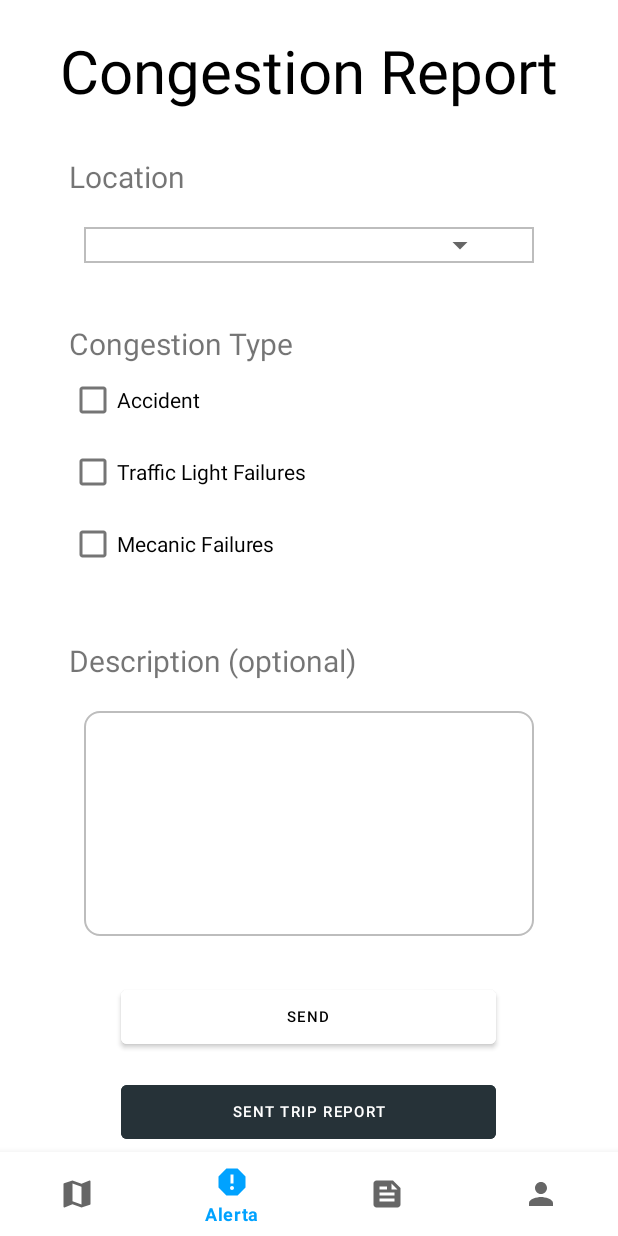
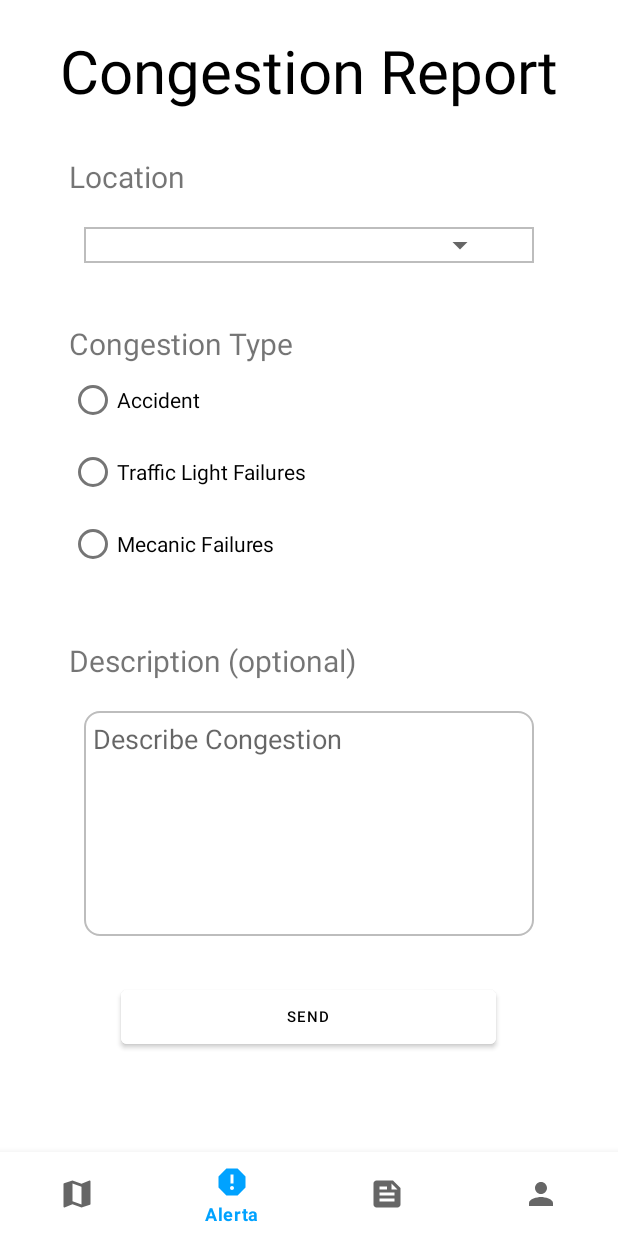
Before and after one commit to JowsNunez/Caso_Mineria, an Android app: the screen it shows after launch (MainActivity), item 2 of the bottom bar chosen, on a phone screen of 412 x 824 dp. Run offline under Robolectric (Android 15) with nearby library versions, the phone set to English and light mode, and no system bars; our stand-ins replace Volley, navigation-ui; libraries missing offline, so code that uses them is left out: com.rabbitmq.client; 8 statements that could not run were skipped.

Commit message:
Se agrego interaccion con Gateway y queue Congestiones

```diff
--- a/Movil/app/build.gradle
+++ b/Movil/app/build.gradle
@@ -55,4 +55,6 @@ dependencies {
     implementation 'com.google.code.gson:gson:2.10.1'
     implementation 'com.google.android.gms:play-services-maps:18.1.0'
     implementation 'com.google.android.gms:play-services-location:21.0.1'
+    implementation 'com.android.volley:volley:1.2.1'
+
 }
--- a/Movil/app/src/main/AndroidManifest.xml
+++ b/Movil/app/src/main/AndroidManifest.xml
@@ -15,7 +15,8 @@
         android:label="@string/app_name"
         android:supportsRtl="true"
         android:theme="@style/Theme.MineriaApp"
-        tools:targetApi="31">
+        tools:targetApi="31"
+        android:usesCleartextTraffic="true">
 
 
         <meta-data
--- /dev/null
+++ b/Movil/app/src/main/java/garcia/hiram/mineriaapp/modelo/Congestion.kt
@@ -0,0 +1,15 @@
+package garcia.hiram.mineriaapp.modelo
+
+data class Congestion  (
+    val id: Long?,
+    var location: String,
+    val type: Type,
+    val description: String,
+    val resolve:Boolean = false
+
+)
+
+
+ enum class Type {
+    ACCIDENTE, SEMAFORO, CAMION,NONE
+}
--- a/Movil/app/src/main/java/garcia/hiram/mineriaapp/ui/alerta/AlertaFragment.kt
+++ b/Movil/app/src/main/java/garcia/hiram/mineriaapp/ui/alerta/AlertaFragment.kt
@@ -1,12 +1,27 @@
 package garcia.hiram.mineriaapp.ui.alerta
 
+import com.android.volley.Request
 import android.os.Bundle
+import android.util.Log
 import android.view.LayoutInflater
 import android.view.View
 import android.view.ViewGroup
+import android.widget.Button
+import android.widget.EditText
+import android.widget.RadioGroup
+import android.widget.Toast
 import androidx.fragment.app.Fragment
 import androidx.lifecycle.ViewModelProvider
+import com.android.volley.RequestQueue
+import com.android.volley.toolbox.JsonObjectRequest
+import com.android.volley.toolbox.Volley
 import garcia.hiram.mineriaapp.databinding.FragmentAlertaBinding
+import garcia.hiram.mineriaapp.modelo.Congestion
+import garcia.hiram.mineriaapp.modelo.Type
+import garcia.hiram.mineriaapp.modelo.Ubicacion
+import garcia.hiram.mineriaapp.util.HttpConsumer
+import org.json.JSONObject
+import java.util.Random
 
 class AlertaFragment : Fragment() {
 
@@ -16,16 +31,31 @@ class AlertaFragment : Fragment() {
     // onDestroyView.
     private val binding get() = _binding!!
 
+    private lateinit var radioTypeGroup: RadioGroup
+    private lateinit var decriptionText: EditText
+    private lateinit var btnEnviar: Button
+    private lateinit var type: Type
+
+
     override fun onCreateView(
         inflater: LayoutInflater,
         container: ViewGroup?,
         savedInstanceState: Bundle?,
     ): View {
-        val alertaViewModel =
-            ViewModelProvider(this).get(AlertaViewModel::class.java)
 
+        type = Type.NONE
         _binding = FragmentAlertaBinding.inflate(inflater, container, false)
         val root: View = binding.root
+
+        radioTypeGroup = binding.radioTypeCongestion
+        decriptionText = binding.editTextDescription
+        btnEnviar = binding.btnEnviarCongestion
+
+
+        val queue = Volley.newRequestQueue(root.context)
+
+        seleccionarTipoCongestion()
+        enviarCongest(queue)
 
 
 
@@ -33,8 +63,85 @@ class AlertaFragment : Fragment() {
         return root
     }
 
+
     override fun onDestroyView() {
         super.onDestroyView()
         _binding = null
     }
+
+    fun seleccionarTipoCongestion() {
+        radioTypeGroup.setOnCheckedChangeListener { group, checkedId ->
+            if (radioTypeGroup.checkedRadioButtonId == binding.checkboxAccident.id) {
+                type = Type.ACCIDENTE
+            }
+            if (radioTypeGroup.checkedRadioButtonId == binding.checkboxTraffic.id) {
+                type = Type.SEMAFORO
+            }
+            if (radioTypeGroup.checkedRadioButtonId == binding.checkboxMecanic.id) {
+                type = Type.CAMION
+            }
+
+            Log.d("TYPE", type.name)
+        }
+
+
+    }
+
+    fun enviarCongest(queue: RequestQueue) {
+        btnEnviar.setOnClickListener {
+
+            if (type == Type.NONE) {
+                Toast.makeText(
+                    binding.root.context,
+                    "Se debe seleccionar un tipo de congestión...",
+                    Toast.LENGTH_SHORT
+                ).show()
+
+            } else {
+
+                val url = "http://192.168.84.11:5000/api/v1/congestion"
+                val ubicacionRandom = ubicacionRandom()
+
+
+                val congestion = Congestion(
+                    null,
+                    type = type,
+                    location = ubicacionRandom.latitude.toString() + "," + ubicacionRandom.longitude.toString(),
+                    description = decriptionText.text.toString()
+                );
+
+                val json = JSONObject()
+                json.put("type", congestion.type)
+                json.put("location", congestion.location)
+                json.put("description", congestion.description)
+
+                HttpConsumer().post(binding.root.context, json, queue, url)
+                decriptionText.setText("");
+                radioTypeGroup.clearCheck()
+
+
+
+            }
+
+        }
+    }
+
+    fun ubicacionRandom(): Ubicacion {
+        val ubicaciones = arrayOf(
+            Ubicacion(30.967417761824162, -110.32407988458164),
+            Ubicacion(30.967349137180715, -110.3250891825724),
+            Ubicacion(30.96686495079471, -110.32177228256744),
+            Ubicacion(30.970316258462823, -110.32410961335448),
+            Ubicacion(30.96883481182287, -110.32206358872483),
+            Ubicacion(30.964604765224706, -110.32707634907494),
+            Ubicacion(30.964175902118562, -110.32099510920348),
+            Ubicacion(30.967090183934634, -110.32247279365824),
+            Ubicacion(30.96730460918399, -110.32375724245351),
+            Ubicacion(30.966788038447795, -110.32063137149154)
+        )
+        val random = Random()
+        val index = random.nextInt(ubicaciones.size)
+        return ubicaciones[index]
+    }
+
 }
--- a/Movil/app/src/main/java/garcia/hiram/mineriaapp/ui/mapa/MapaFragment.kt
+++ b/Movil/app/src/main/java/garcia/hiram/mineriaapp/ui/mapa/MapaFragment.kt
@@ -15,6 +15,7 @@ import com.google.android.gms.maps.model.LatLng
 import com.google.android.gms.maps.model.MarkerOptions
 import garcia.hiram.mineriaapp.R
 import garcia.hiram.mineriaapp.databinding.FragmentMapaBinding
+import garcia.hiram.mineriaapp.util.CongestionReceptor
 import garcia.hiram.mineriaapp.util.MensajeListener
 import garcia.hiram.mineriaapp.util.SemaforoReceptor
 import kotlinx.coroutines.*
@@ -32,6 +33,7 @@ class MapaFragment : Fragment() , OnMapReadyCallback, CoroutineScope, MensajeLis
 
     private lateinit var googleMap:  GoogleMap;
     private lateinit var semaforoReceptor: SemaforoReceptor
+    private lateinit var congestionReceptor: CongestionReceptor
 
     private val binding get() = _binding!!
 
@@ -56,6 +58,8 @@ class MapaFragment : Fragment() , OnMapReadyCallback, CoroutineScope, MensajeLis
 
 
         semaforoReceptor=SemaforoReceptor()
+        congestionReceptor= CongestionReceptor()
+        congestionReceptor.agregarListener(this)
         semaforoReceptor.agregarListener(this)
         job = SupervisorJob()
         // se inicia en un hilo fuera de la vista la conexion con rabbitmq
@@ -63,6 +67,8 @@ class MapaFragment : Fragment() , OnMapReadyCallback, CoroutineScope, MensajeLis
             withContext(Dispatchers.Default) {
                 semaforoReceptor.init()
                 semaforoReceptor.recibir()
+                congestionReceptor.init()
+                congestionReceptor.recibir()
             }
 
         }
@@ -94,13 +100,15 @@ class MapaFragment : Fragment() , OnMapReadyCallback, CoroutineScope, MensajeLis
 
     }
 
-    override fun actualizar() {
+    override fun actualizar(accion:String) {
+
+
         // al llegar un mensaje se ejecuta esta accion desde la implementacion de  MensajeAction
         requireActivity().runOnUiThread {
             // se eliminan los marcadores
             googleMap.clear()
             // se recorre el map con los semaforos
-            semaforoReceptor.semaforos.value?.forEach{semaforo->
+            SemaforoReceptor.semaforos.value?.forEach{semaforo->
                 val currentSemaforo=semaforo.value
                 val icon = semaforoReceptor.verificarEstado(currentSemaforo.estado)
                 // se agrega el marcador con la ubicacion y el icono correspondiente
@@ -111,8 +119,28 @@ class MapaFragment : Fragment() , OnMapReadyCallback, CoroutineScope, MensajeLis
                         .title(currentSemaforo.idSemaforo)
                 )
             }
-            // mensaje de consola
-            Log.d(this.javaClass.name.toString(),semaforoReceptor.semaforos.value.toString())
+
+            CongestionReceptor.congestiones.value?.forEach { congestion ->
+
+                    val alfred:List<String> =congestion.location.split(",")
+                    val latitude = alfred[0].toDouble()
+                    val longitude = alfred[1].toDouble()
+
+
+                    googleMap.addMarker(
+                        MarkerOptions()
+                            .position(LatLng(latitude,  longitude))
+                            .icon(BitmapDescriptorFactory.fromResource(R.drawable.alerta))
+                            .title(congestion.type.name)
+                            .snippet(congestion.description)
+
+
+                    )
+
+
+            }
+
+
         }
     }
 }
--- /dev/null
+++ b/Movil/app/src/main/java/garcia/hiram/mineriaapp/util/CongestionReceptor.kt
@@ -0,0 +1,89 @@
+package garcia.hiram.mineriaapp.util
+
+import android.util.Log
+import androidx.lifecycle.MutableLiveData
+import com.google.gson.Gson
+import com.rabbitmq.client.*
+import garcia.hiram.mineriaapp.R
+import garcia.hiram.mineriaapp.mensajeria.RabbitReceptor
+import garcia.hiram.mineriaapp.modelo.Congestion
+import garcia.hiram.mineriaapp.modelo.Estado
+import garcia.hiram.mineriaapp.modelo.Mensaje
+import garcia.hiram.mineriaapp.modelo.Semaforo
+import java.util.concurrent.ConcurrentHashMap
+
+class CongestionReceptor:MensajeAction {
+    private lateinit var rabbitReceptor: RabbitReceptor
+    private var observadores :ArrayList<MensajeListener> =ArrayList()
+    companion object{
+        val  congestiones: MutableLiveData<List<Congestion>> = MutableLiveData()
+
+    }
+    private lateinit var channel: Channel
+
+
+
+    fun init() {
+        // se inicia la configuracion de la cola
+        this.rabbitReceptor= RabbitReceptor("congestion", "envio.congestion", "congestiones")
+        this.rabbitReceptor.configurar()
+        this.channel= this.rabbitReceptor.channel
+
+
+    }
+    // se establece el consumidor para iniciar la recepcion de mensajes
+    fun recibir(){
+        this.rabbitReceptor.recibir(getConsumidor())
+    }
+
+    // se crea el consumidor de mensajes
+    private fun getConsumidor(): Consumer {
+        return object : DefaultConsumer(channel) {
+            override fun handleDelivery(
+                consumerTag: String?,
+                envelope: Envelope?,
+                properties: AMQP.BasicProperties?,
+                body: ByteArray?
+            ) {
+                body?.let {
+
+
+                    val mensaje:String = String(it, charset("UTF-8"))
+                    // se convierte el mensaje a Objeto usando GSON
+
+                    val gson: Gson = Gson()
+                    Log.d("mens",mensaje)
+
+                    val mensajeEntrante: Mensaje =gson.fromJson<Mensaje>(mensaje, Mensaje::class.java)
+
+                    Log.d("mens",mensajeEntrante.toString())
+
+                   CongestionReceptor.congestiones.postValue(mensajeEntrante.contenido  )
+
+                    Thread.sleep(20)
+
+
+                    actualizarListener()
+
+
+                }
+            }
+        }
+    }
+
+
+
+    override fun agregarListener(o: MensajeListener) {
+        observadores.add(o)
+    }
+
+    override fun eliminarListener(o: MensajeListener) {
+        observadores.remove(o)
+    }
+
+    override fun actualizarListener() {
+        observadores.forEach {
+                observer->observer.actualizar("Congestion")
+        }
+    }
+}
--- a/Movil/app/src/main/java/garcia/hiram/mineriaapp/util/MensajeListener.kt
+++ b/Movil/app/src/main/java/garcia/hiram/mineriaapp/util/MensajeListener.kt
@@ -2,5 +2,5 @@ package garcia.hiram.mineriaapp.util
 
 // interface encargada de realizar X accion en su implementacion
 interface MensajeListener {
-    fun actualizar()
+    fun actualizar(accion:String)
 }
--- a/Movil/app/src/main/java/garcia/hiram/mineriaapp/util/SemaforoReceptor.kt
+++ b/Movil/app/src/main/java/garcia/hiram/mineriaapp/util/SemaforoReceptor.kt
@@ -17,7 +17,10 @@ class SemaforoReceptor: MensajeAction {
 
     private lateinit var rabbitReceptor:  RabbitReceptor
     private var observadores :ArrayList<MensajeListener> =ArrayList()
-    val  semaforos:MutableLiveData<ConcurrentHashMap<String,Semaforo>> =MutableLiveData()
+    companion object{
+        val  semaforos:MutableLiveData<ConcurrentHashMap<String,Semaforo>> =MutableLiveData()
+
+    }
     private lateinit var channel: Channel
 
     // se inicia el map con los semaforos de manera concurrente por los cambios
@@ -102,7 +105,7 @@ class SemaforoReceptor: MensajeAction {
 
     override fun actualizarListener() {
         observadores.forEach {
-            observer->observer.actualizar()
+            observer->observer.actualizar("Semaforo")
         }
     }
 }
--- a/Movil/app/src/main/res/layout/fragment_alerta.xml
+++ b/Movil/app/src/main/res/layout/fragment_alerta.xml
@@ -56,23 +56,29 @@
             android:orientation="vertical"
             android:layout_marginLeft="46dp">
 
-            <CheckBox
+            <RadioGroup
+                android:id="@+id/radio_type_congestion"
+                android:layout_width="match_parent"
+                android:layout_height="wrap_content">
+
+            <RadioButton
                 android:id="@+id/checkbox_Accident"
                 android:layout_width="match_parent"
                 android:layout_height="wrap_content"
                 android:text="@string/congestion_type_Accident"/>
 
-            <CheckBox
+            <RadioButton
                 android:id="@+id/checkbox_Traffic"
                 android:layout_width="match_parent"
                 android:layout_height="wrap_content"
                 android:text="@string/congestion_type_Traffic"/>
 
-            <CheckBox
+            <RadioButton
                 android:id="@+id/checkbox_Mecanic"
                 android:layout_width="match_parent"
                 android:layout_height="wrap_content"
                 android:text="@string/congestion_type_Mecanic"/>
+            </RadioGroup>
 
         </LinearLayout>
 
@@ -90,9 +96,14 @@
             android:layout_height="150dp"
             android:layout_marginTop="20dp"
             android:layout_gravity="center"
+            android:inputType="textMultiLine"
+            android:gravity="fill_horizontal"
+            android:padding="6dp"
+            android:hint="Describe Congestion"
             android:background="@drawable/borde2"/>
 
         <Button
+            android:id="@+id/btn_enviar_congestion"
             android:layout_width="250dp"
             android:layout_height="wrap_content"
             android:backgroundTint="@color/white"
@@ -103,16 +114,6 @@
             android:layout_gravity="center"
             android:enabled="true"/>
 
-        <Button
-            android:layout_width="250dp"
-            android:layout_height="wrap_content"
-            android:text="@string/cancelarEnvio_btn"
-            android:backgroundTint="@color/bluegray_dark"
-            android:textColor="@color/white"
-            android:textSize="10sp"
-            android:layout_gravity="center"
-            android:layout_marginTop="15dp"
-            android:enabled="false"/>
     </LinearLayout>
 
 </ScrollView>
--- a/Movil/app/src/main/res/menu/bottom_nav_menu.xml
+++ b/Movil/app/src/main/res/menu/bottom_nav_menu.xml
@@ -18,6 +18,6 @@
     <item
         android:id="@+id/navigation_perfil"
         android:icon="@drawable/perfil_btn_image"
-        android:title="@string/title_reporte" />
+        android:title="@string/title_perfil" />
 
 </menu>
```
Also changed, not shown: Movil/app/src/main/java/garcia/hiram/mineriaapp/modelo/Mensajes.kt (added, +7 -0 lines), Movil/app/src/main/java/garcia/hiram/mineriaapp/util/HttpConsumer.kt (added, +44 -0 lines), Movil/app/src/main/res/layout/fragment_reporte.xml (+0 -12 lines), Movil/app/src/main/res/drawable-ldpi/alerta.png (added).
